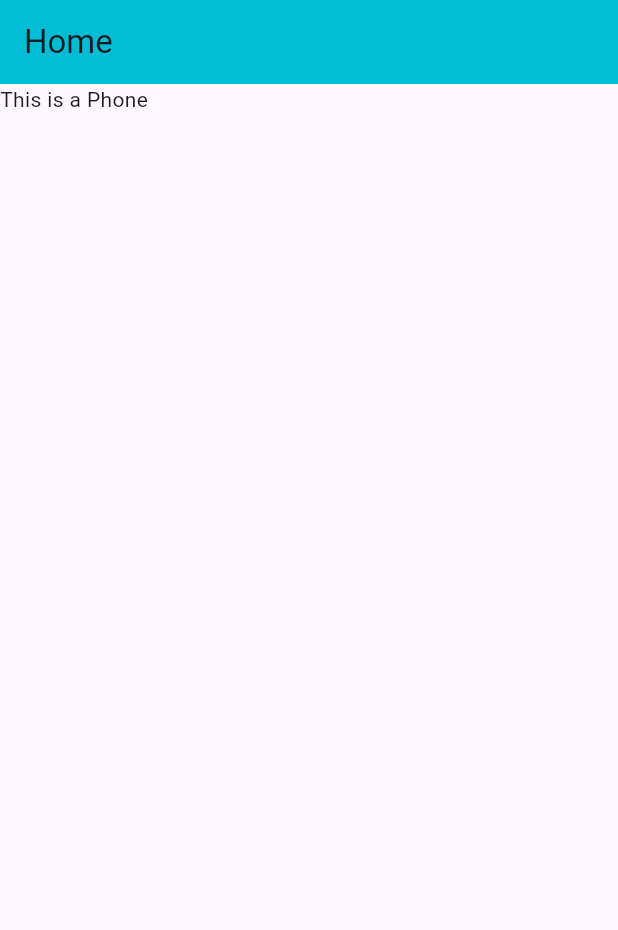
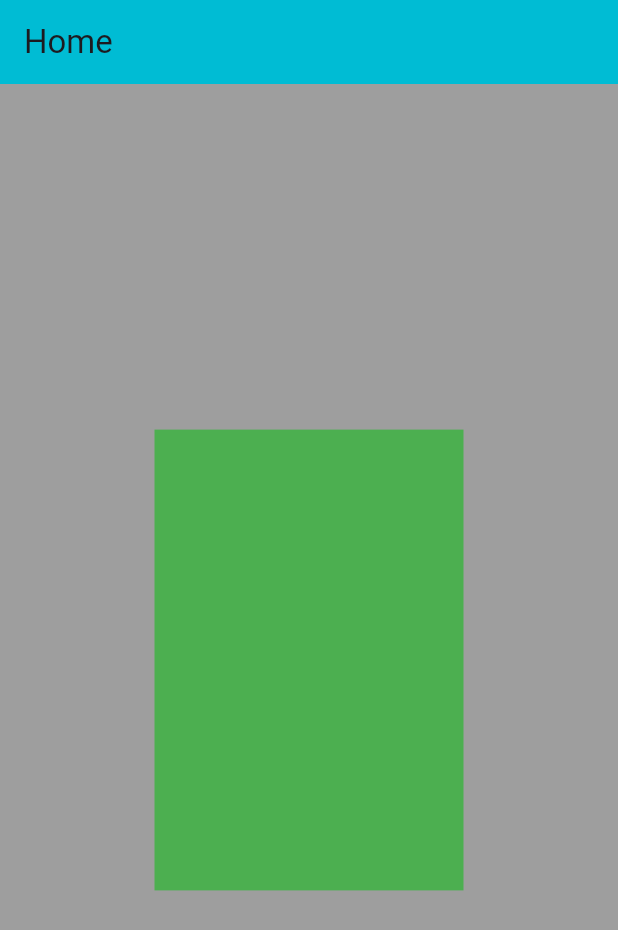
Before and after one commit to AbMamun12/live_class_project, a Flutter app: the screen it shows after launch, on a phone screen of 412 x 824 dp. Shown: the top 930 px of the screen. Run offline on Flutter 3.47's test engine with Material 3 defaults, Android fonts, the phone set to English and light mode, and no system bars; our stand-ins replace device_preview.

Commit message:
add frctionally Size box

```diff
--- a/lib/main.dart
+++ b/lib/main.dart
@@ -32,67 +32,26 @@ class Home extends StatelessWidget {
 
   @override
   Widget build(BuildContext context) {
-    // MediaQuery
-    MediaQueryData mediaQuery = MediaQuery.of(context);
-    print(mediaQuery.size.width);
-    print(mediaQuery.size.height);
-    print(mediaQuery.size.aspectRatio);
-    print(mediaQuery.size.flipped.height);
 
-    print(mediaQuery.devicePixelRatio);
-
-    if (mediaQuery.size.width < 640) {
-      print('This is a Phone');
-    } else if (mediaQuery.size.width > 640 && mediaQuery.size.width < 1008) {
-      print('This is a Tablet');
-    } else {
-      print('Laptop/Dextop');
-    }
     return Scaffold(
       appBar: AppBar(
         title: Text('Home'),
         backgroundColor: Colors.cyan,
       ),
-      /*  body: OrientationBuilder(
-        builder: (context, Orientation orientation) {
-          print(orientation);
-          if (orientation == Orientation.portrait){
-            return Column(
-            children: [
-              Wrap(
-                // mainAxisAlignment
-                alignment: WrapAlignment.center,
-                crossAxisAlignment: WrapCrossAlignment.center,
-                spacing: 15,
-                children: [
-                  Text('fghmgmj'),
-                  Text('fggfngfdfdfdfdfdfdfdfdfdfdfdhmgmj'),
-                  Text('fghghnfdvvvvvvvvvvvvvdghmgmj'),
-                  Text('fghmggavvvvvvhnsfdghmj'),
+      body: Container(
+        height: MediaQuery.of(context).size.height,
+        width: MediaQuery.of(context).size.width,
+        color: Colors.grey,
+        child: FractionallySizedBox(
+          widthFactor: 0.5,
+          heightFactor: 0.4,
+          child: Container(
+            color: Colors.green,
 
-                ],
-              ),
-            ],
-          );
-          } else {
-            return Center(
-              child: Text('Too Big Screen'),
-            );
-          }
-        }
-      ), */
-      body: LayoutBuilder(
-        builder: (context, BoxConstraints constraints0) {
-          if (mediaQuery.size.width < 640) {
-            return Text('This is a Phone');
-          } else if (mediaQuery.size.width > 640 &&
-              mediaQuery.size.width < 1008) {
-            return Text('This is a Tablet');
-          } else {
-            return Text('Laptop/Dextop');
-          }
-        },
-      ),
+
+          ),
+        ),
+      )
     );
   }
 }
```
Also changed, not shown: pubspec.yaml (+3 -20 lines).
